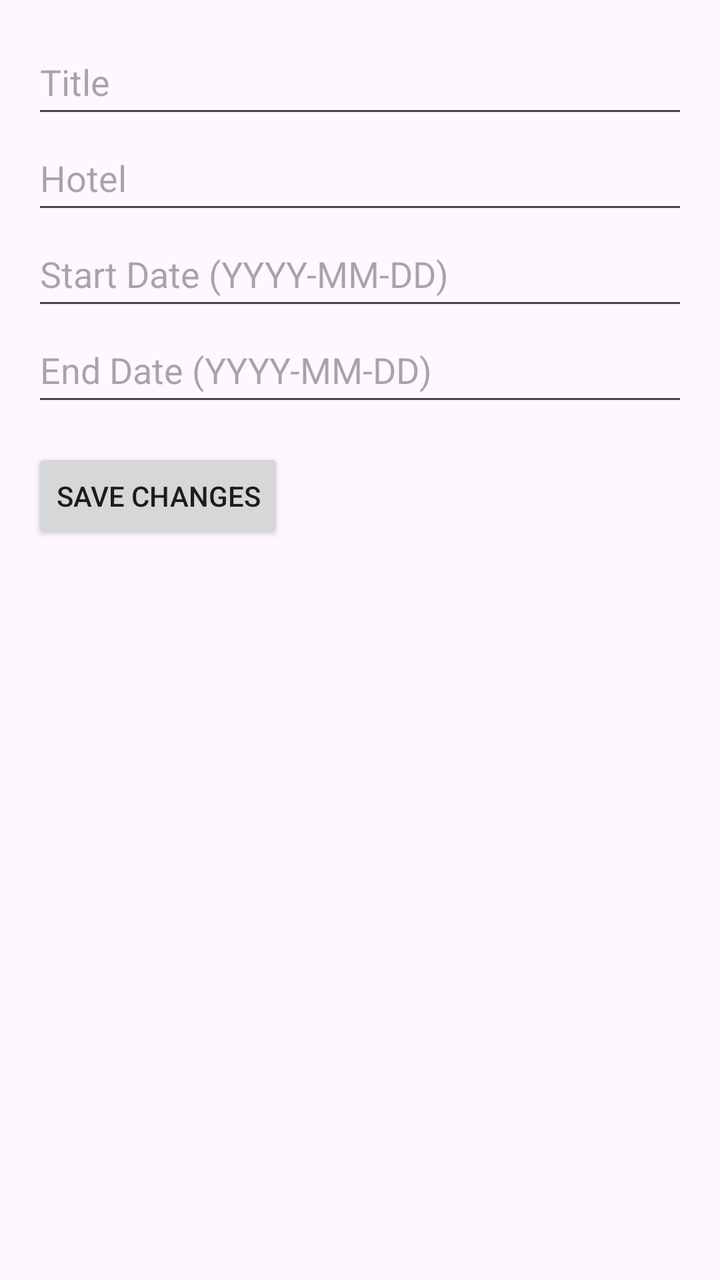
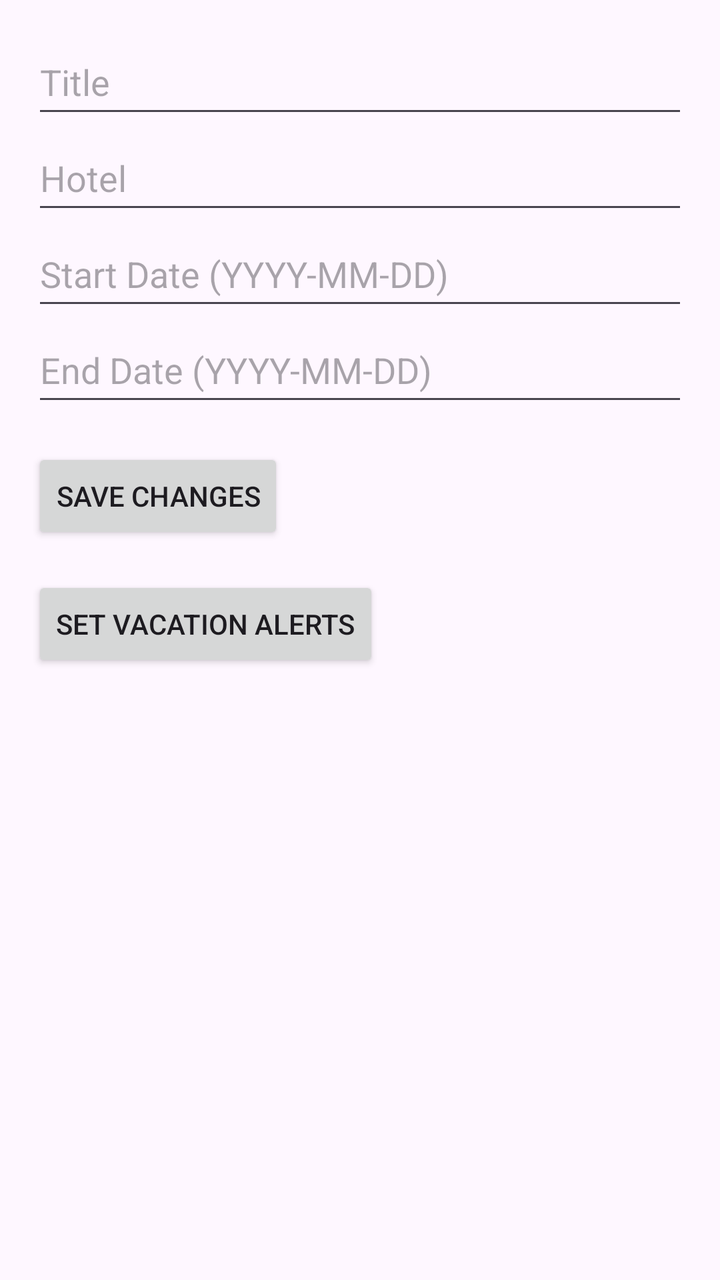

Screens rendered from an Android XML layout before and after an edit, with the pre-edit source and the edit as a unified diff.
<!-- AndroidManifest.xml: application theme Theme.D308VacationPlanner -->
<!-- res/layout/activity_vacation_detail.xml -->
<?xml version="1.0" encoding="utf-8"?>
<LinearLayout xmlns:android="http://schemas.android.com/apk/res/android"
    android:layout_width="match_parent"
    android:layout_height="match_parent"
    android:orientation="vertical"
    android:padding="16dp">

    <EditText
        android:id="@+id/editTextTitle"
        android:layout_width="match_parent"
        android:layout_height="48dp"
        android:hint="Title"
        android:inputType="text"
        android:paddingBottom="8dp" />

    <EditText
        android:id="@+id/editTextHotel"
        android:layout_width="match_parent"
        android:layout_height="48dp"
        android:hint="Hotel"
        android:inputType="text"
        android:paddingBottom="8dp" />

    <EditText
        android:id="@+id/editTextStartDate"
        android:layout_width="match_parent"
        android:layout_height="48dp"
        android:hint="Start Date (YYYY-MM-DD)"
        android:inputType="date"
        android:paddingBottom="8dp" />

    <EditText
        android:id="@+id/editTextEndDate"
        android:layout_width="match_parent"
        android:layout_height="48dp"
        android:hint="End Date (YYYY-MM-DD)"
        android:inputType="date"
        android:paddingBottom="8dp" />

    <Button
        android:id="@+id/buttonSaveChanges"
        android:layout_width="wrap_content"
        android:layout_height="48dp"
        android:text="Save Changes"
        android:layout_marginTop="16dp" />
</LinearLayout>
<!-- resources referenced by this layout -->
<resources>
  <style name="Theme.D308VacationPlanner" parent="Base.Theme.D308VacationPlanner" />
  <style name="Base.Theme.D308VacationPlanner" parent="Theme.Material3.DayNight">
          
          <item name="colorPrimary">@color/colorPrimary</item>
      </style>
  <color name="colorPrimary">#002147</color>
</resources>

<!-- the commit's change to res/layout/activity_vacation_detail.xml (unified diff, before → after) -->
@@ -43,4 +43,12 @@
         android:layout_height="48dp"
         android:text="Save Changes"
         android:layout_marginTop="16dp" />
+
+    <Button
+        android:id="@+id/buttonSetAlerts"
+        android:layout_width="wrap_content"
+        android:layout_height="48dp"
+        android:text="Set Vacation Alerts"
+        android:layout_marginTop="16dp" />
+
 </LinearLayout>
